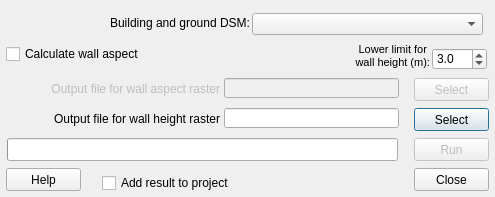
The window that WallHeight/wall_height_dialog_base.ui (UMEP-dev/UMEP) describes before a commit, drawn with Qt 5.
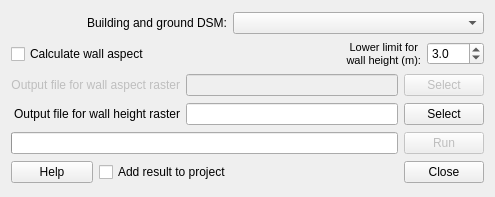
The same window after the commit.

```diff
--- a/WallHeight/wall_height_dialog_base.ui
+++ b/WallHeight/wall_height_dialog_base.ui
@@ -13,66 +13,12 @@
   <property name="windowTitle">
    <string>Wall Height</string>
   </property>
-  <widget class="QComboBox" name="comboBox_dsm">
-   <property name="enabled">
-    <bool>true</bool>
-   </property>
-   <property name="geometry">
-    <rect>
-     <x>252</x>
-     <y>13</y>
-     <width>231</width>
-     <height>22</height>
-    </rect>
-   </property>
-   <property name="toolTip">
-    <string>A raster Digital surface Model consisting of ground and building heights</string>
-   </property>
-   <property name="whatsThis">
-    <string>A raster Digital surface Model consisting of ground and building heights</string>
-   </property>
-  </widget>
-  <widget class="QLabel" name="label">
-   <property name="geometry">
-    <rect>
-     <x>3</x>
-     <y>15</y>
-     <width>247</width>
-     <height>16</height>
-    </rect>
-   </property>
-   <property name="text">
-    <string>Building and ground DSM:</string>
-   </property>
-   <property name="alignment">
-    <set>Qt::AlignRight|Qt::AlignTrailing|Qt::AlignVCenter</set>
-   </property>
-  </widget>
-  <widget class="QPushButton" name="pushButtonSaveHeight">
-   <property name="geometry">
-    <rect>
-     <x>414</x>
-     <y>108</y>
-     <width>75</width>
-     <height>23</height>
-    </rect>
-   </property>
-   <property name="text">
-    <string>Select</string>
-   </property>
-  </widget>
+  <layout class="QGridLayout" name="gridLayout">
+   <item row="4" column="5" colspan="2">
   <widget class="QPushButton" name="runButton">
    <property name="enabled">
     <bool>false</bool>
    </property>
-   <property name="geometry">
-    <rect>
-     <x>414</x>
-     <y>138</y>
-     <width>75</width>
-     <height>23</height>
-    </rect>
-   </property>
    <property name="cursor">
     <cursorShape>ArrowCursor</cursorShape>
    </property>
@@ -80,150 +26,26 @@
     <string>Run</string>
    </property>
   </widget>
-  <widget class="QProgressBar" name="progressBar">
-   <property name="geometry">
-    <rect>
-     <x>7</x>
-     <y>138</y>
-     <width>391</width>
-     <height>23</height>
-    </rect>
-   </property>
-   <property name="value">
-    <number>0</number>
-   </property>
-   <property name="textVisible">
-    <bool>false</bool>
-   </property>
-  </widget>
-  <widget class="QLineEdit" name="textOutputHeight">
-   <property name="geometry">
-    <rect>
-     <x>224</x>
-     <y>108</y>
-     <width>175</width>
-     <height>20</height>
-    </rect>
-   </property>
-  </widget>
-  <widget class="QPushButton" name="pushButton">
-   <property name="geometry">
-    <rect>
-     <x>414</x>
-     <y>168</y>
-     <width>75</width>
-     <height>23</height>
-    </rect>
-   </property>
-   <property name="text">
-    <string>Close</string>
-   </property>
-  </widget>
-  <widget class="QCheckBox" name="checkBoxAspect">
-   <property name="enabled">
-    <bool>true</bool>
-   </property>
-   <property name="geometry">
-    <rect>
-     <x>6</x>
-     <y>45</y>
-     <width>259</width>
-     <height>18</height>
-    </rect>
-   </property>
-   <property name="text">
-    <string>Calculate wall aspect</string>
-   </property>
-  </widget>
-  <widget class="QLabel" name="label_2">
-   <property name="geometry">
-    <rect>
-     <x>6</x>
-     <y>111</y>
-     <width>214</width>
-     <height>16</height>
-    </rect>
-   </property>
-   <property name="text">
-    <string>Output file for wall height raster</string>
-   </property>
-   <property name="alignment">
-    <set>Qt::AlignRight|Qt::AlignTrailing|Qt::AlignVCenter</set>
-   </property>
-  </widget>
+   </item>
+   <item row="2" column="5" colspan="2">
   <widget class="QPushButton" name="pushButtonSaveAspect">
    <property name="enabled">
     <bool>false</bool>
    </property>
-   <property name="geometry">
-    <rect>
-     <x>414</x>
-     <y>78</y>
-     <width>75</width>
-     <height>23</height>
-    </rect>
-   </property>
    <property name="text">
     <string>Select</string>
    </property>
   </widget>
-  <widget class="QLineEdit" name="textOutputAspect">
-   <property name="enabled">
-    <bool>false</bool>
-   </property>
-   <property name="geometry">
-    <rect>
-     <x>224</x>
-     <y>78</y>
-     <width>175</width>
-     <height>20</height>
-    </rect>
-   </property>
-  </widget>
-  <widget class="QLabel" name="label_3">
-   <property name="enabled">
-    <bool>false</bool>
-   </property>
-   <property name="geometry">
-    <rect>
-     <x>6</x>
-     <y>81</y>
-     <width>214</width>
-     <height>16</height>
-    </rect>
-   </property>
+   </item>
+   <item row="3" column="5" colspan="2">
+    <widget class="QPushButton" name="pushButtonSaveHeight">
    <property name="text">
-    <string>Output file for wall aspect raster</string>
-   </property>
-   <property name="alignment">
-    <set>Qt::AlignRight|Qt::AlignTrailing|Qt::AlignVCenter</set>
-   </property>
-  </widget>
-  <widget class="QCheckBox" name="checkBoxIntoCanvas">
-   <property name="enabled">
-    <bool>true</bool>
-   </property>
-   <property name="geometry">
-    <rect>
-     <x>102</x>
-     <y>174</y>
-     <width>286</width>
-     <height>18</height>
-    </rect>
-   </property>
-   <property name="text">
-    <string>Add result to project</string>
-   </property>
-  </widget>
+      <string>Select</string>
+     </property>
+    </widget>
+   </item>
+   <item row="1" column="3" colspan="3">
   <widget class="QLabel" name="label_5">
-   <property name="geometry">
-    <rect>
-     <x>252</x>
-     <y>39</y>
-     <width>178</width>
-     <height>34</height>
-    </rect>
-   </property>
    <property name="text">
     <string>&lt;!DOCTYPE HTML PUBLIC &quot;-//W3C//DTD HTML 4.0//EN&quot; &quot;http://www.w3.org/TR/REC-html40/strict.dtd&quot;&gt;
 &lt;html&gt;&lt;head&gt;&lt;meta name=&quot;qrichtext&quot; content=&quot;1&quot; /&gt;&lt;style type=&quot;text/css&quot;&gt;
@@ -236,15 +58,89 @@
     <set>Qt::AlignRight|Qt::AlignTrailing|Qt::AlignVCenter</set>
    </property>
   </widget>
+   </item>
+   <item row="1" column="0" colspan="3">
+    <widget class="QCheckBox" name="checkBoxAspect">
+     <property name="enabled">
+      <bool>true</bool>
+     </property>
+     <property name="text">
+      <string>Calculate wall aspect</string>
+     </property>
+    </widget>
+   </item>
+   <item row="0" column="3" colspan="4">
+    <widget class="QComboBox" name="comboBox_dsm">
+     <property name="enabled">
+      <bool>true</bool>
+     </property>
+     <property name="toolTip">
+      <string>A raster Digital surface Model consisting of ground and building heights</string>
+     </property>
+     <property name="whatsThis">
+      <string>A raster Digital surface Model consisting of ground and building heights</string>
+     </property>
+    </widget>
+   </item>
+   <item row="0" column="0" colspan="3">
+    <widget class="QLabel" name="label">
+     <property name="text">
+      <string>Building and ground DSM:</string>
+     </property>
+     <property name="alignment">
+      <set>Qt::AlignRight|Qt::AlignTrailing|Qt::AlignVCenter</set>
+     </property>
+    </widget>
+   </item>
+   <item row="5" column="0">
+    <widget class="QPushButton" name="pushButtonHelp">
+     <property name="text">
+      <string>Help</string>
+     </property>
+    </widget>
+   </item>
+   <item row="5" column="1" colspan="3">
+    <widget class="QCheckBox" name="checkBoxIntoCanvas">
+     <property name="enabled">
+      <bool>true</bool>
+     </property>
+     <property name="text">
+      <string>Add result to project</string>
+     </property>
+    </widget>
+   </item>
+   <item row="5" column="5" colspan="2">
+    <widget class="QPushButton" name="pushButton">
+     <property name="text">
+      <string>Close</string>
+     </property>
+    </widget>
+   </item>
+   <item row="3" column="0" colspan="2">
+    <widget class="QLabel" name="label_2">
+     <property name="text">
+      <string>Output file for wall height raster</string>
+     </property>
+     <property name="alignment">
+      <set>Qt::AlignRight|Qt::AlignTrailing|Qt::AlignVCenter</set>
+     </property>
+    </widget>
+   </item>
+   <item row="2" column="0" colspan="2">
+    <widget class="QLabel" name="label_3">
+     <property name="enabled">
+      <bool>false</bool>
+     </property>
+     <property name="text">
+      <string>Output file for wall aspect raster</string>
+     </property>
+     <property name="alignment">
+      <set>Qt::AlignRight|Qt::AlignTrailing|Qt::AlignVCenter</set>
+     </property>
+    </widget>
+   </item>
+   <item row="1" column="6">
   <widget class="QDoubleSpinBox" name="doubleSpinBoxHeight">
-   <property name="geometry">
-    <rect>
-     <x>432</x>
-     <y>48</y>
-     <width>55</width>
-     <height>22</height>
-    </rect>
-   </property>
    <property name="decimals">
     <number>1</number>
    </property>
@@ -255,19 +151,41 @@
     <double>3.000000000000000</double>
    </property>
   </widget>
-  <widget class="QPushButton" name="pushButtonHelp">
-   <property name="geometry">
-    <rect>
-     <x>6</x>
-     <y>168</y>
-     <width>75</width>
-     <height>23</height>
-    </rect>
-   </property>
-   <property name="text">
-    <string>Help</string>
-   </property>
-  </widget>
+   </item>
+   <item row="5" column="4">
+    <spacer name="horizontalSpacer">
+     <property name="orientation">
+      <enum>Qt::Horizontal</enum>
+     </property>
+     <property name="sizeHint" stdset="0">
+      <size>
+       <width>40</width>
+       <height>20</height>
+      </size>
+     </property>
+    </spacer>
+   </item>
+   <item row="4" column="0" colspan="5">
+    <widget class="QProgressBar" name="progressBar">
+     <property name="value">
+      <number>0</number>
+     </property>
+     <property name="textVisible">
+      <bool>false</bool>
+     </property>
+    </widget>
+   </item>
+   <item row="3" column="2" colspan="3">
+    <widget class="QLineEdit" name="textOutputHeight"/>
+   </item>
+   <item row="2" column="2" colspan="3">
+    <widget class="QLineEdit" name="textOutputAspect">
+     <property name="enabled">
+      <bool>false</bool>
+     </property>
+    </widget>
+   </item>
+  </layout>
  </widget>
  <resources/>
  <connections>
```
Left out of the diff: 4 changed lines with no effect on the pictures. Lines whose indentation alone changed are shown as unchanged.
